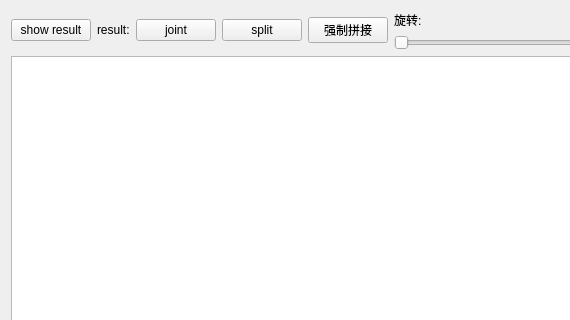
This is ui/fragmentarea.ui in fkjslee/Fragment as Qt 5 draws it before an edit; both pictures show x 0 to 570 and y 0 to 320 of the 657 by 476 pixel window. The edited form follows.
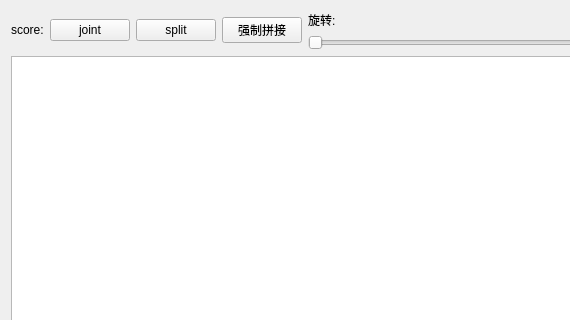
This is the edited form.

The edit to the form file:
```diff
--- a/ui/fragmentarea.ui
+++ b/ui/fragmentarea.ui
@@ -18,13 +18,6 @@
     <layout class="QHBoxLayout" name="horizontalLayout_2">
      <item>
       <layout class="QHBoxLayout" name="horizontalLayout_3">
-       <item>
-        <widget class="QPushButton" name="autoStitch">
-         <property name="text">
-          <string>show result</string>
-         </property>
-        </widget>
-       </item>
        <item>
         <widget class="QLabel" name="resLabel">
          <property name="maximumSize">
@@ -34,7 +27,7 @@
           </size>
          </property>
          <property name="text">
-          <string>result:</string>
+          <string>score:</string>
          </property>
         </widget>
        </item>
```
